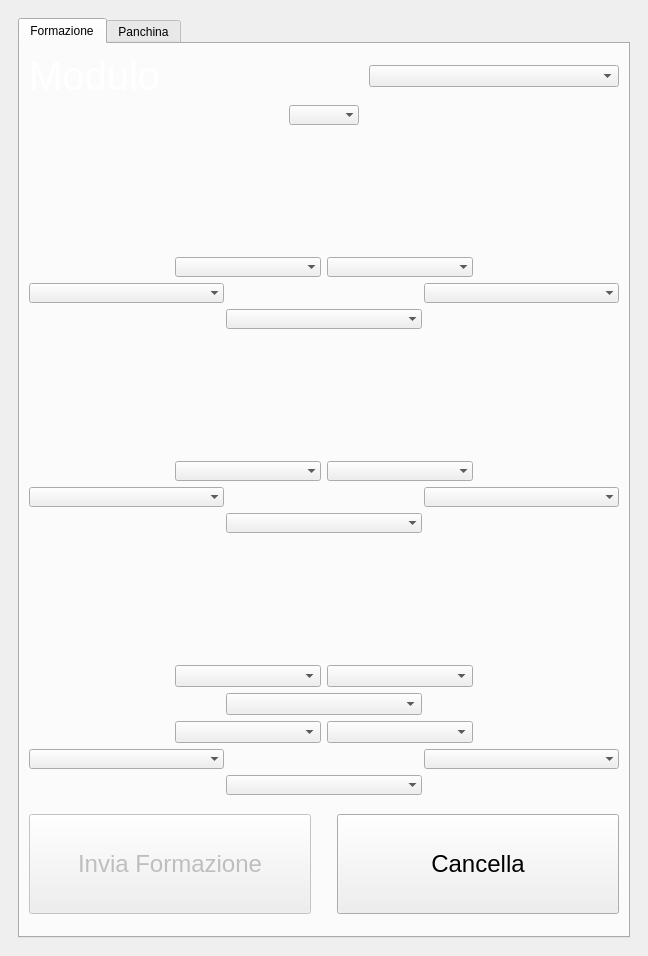
Qt form forms/mainwindow.ui (matteosan1/fantandroid) before a commit.
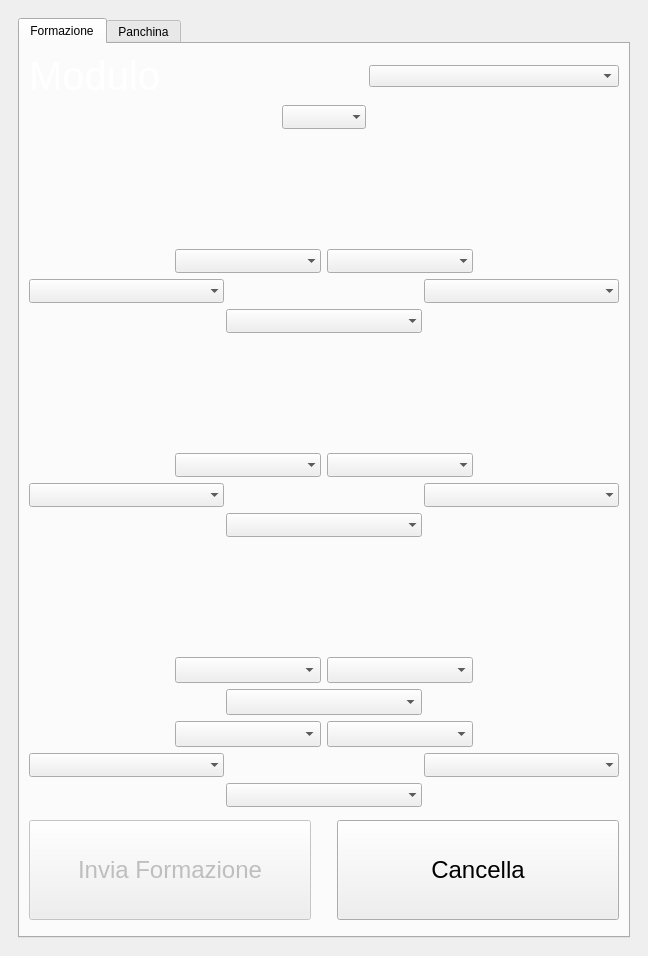
The same form after that commit. The open tabs and pages were chosen to show the change. Icons and pictures are not drawn.

Diff of the .ui file:
```diff
--- a/forms/mainwindow.ui
+++ b/forms/mainwindow.ui
@@ -865,7 +865,7 @@
                   </property>
                   <property name="font">
                    <font>
-                    <pointsize>8</pointsize>
+                    <pointsize>11</pointsize>
                    </font>
                   </property>
                   <property name="editable">
@@ -944,7 +944,7 @@
                   </property>
                   <property name="font">
                    <font>
-                    <pointsize>8</pointsize>
+                    <pointsize>11</pointsize>
                    </font>
                   </property>
                   <property name="editable">
@@ -980,7 +980,7 @@
                   </property>
                   <property name="font">
                    <font>
-                    <pointsize>8</pointsize>
+                    <pointsize>11</pointsize>
                    </font>
                   </property>
                   <property name="editable">
@@ -1033,7 +1033,7 @@
                   </property>
                   <property name="font">
                    <font>
-                    <pointsize>8</pointsize>
+                    <pointsize>11</pointsize>
                    </font>
                   </property>
                   <property name="editable">
@@ -1082,7 +1082,7 @@
                   </property>
                   <property name="font">
                    <font>
-                    <pointsize>8</pointsize>
+                    <pointsize>11</pointsize>
                    </font>
                   </property>
                   <property name="editable">
@@ -1135,7 +1135,7 @@
                   </property>
                   <property name="font">
                    <font>
-                    <pointsize>8</pointsize>
+                    <pointsize>11</pointsize>
                    </font>
                   </property>
                   <property name="editable">
@@ -1214,7 +1214,7 @@
                   </property>
                   <property name="font">
                    <font>
-                    <pointsize>8</pointsize>
+                    <pointsize>11</pointsize>
                    </font>
                   </property>
                   <property name="editable">
@@ -1250,7 +1250,7 @@
                   </property>
                   <property name="font">
                    <font>
-                    <pointsize>8</pointsize>
+                    <pointsize>11</pointsize>
                    </font>
                   </property>
                   <property name="editable">
@@ -1303,7 +1303,7 @@
                   </property>
                   <property name="font">
                    <font>
-                    <pointsize>8</pointsize>
+                    <pointsize>11</pointsize>
                    </font>
                   </property>
                   <property name="editable">
@@ -1352,7 +1352,7 @@
                   </property>
                   <property name="font">
                    <font>
-                    <pointsize>8</pointsize>
+                    <pointsize>11</pointsize>
                    </font>
                   </property>
                   <property name="editable">
@@ -1405,7 +1405,7 @@
                   </property>
                   <property name="font">
                    <font>
-                    <pointsize>8</pointsize>
+                    <pointsize>11</pointsize>
                    </font>
                   </property>
                   <property name="editable">
@@ -1481,7 +1481,7 @@
                   </property>
                   <property name="font">
                    <font>
-                    <pointsize>8</pointsize>
+                    <pointsize>11</pointsize>
                    </font>
                   </property>
                  </widget>
@@ -1508,7 +1508,7 @@
                   </property>
                   <property name="font">
                    <font>
-                    <pointsize>8</pointsize>
+                    <pointsize>11</pointsize>
                    </font>
                   </property>
                  </widget>
@@ -1565,7 +1565,7 @@
                   </property>
                   <property name="font">
                    <font>
-                    <pointsize>8</pointsize>
+                    <pointsize>11</pointsize>
                    </font>
                   </property>
                  </widget>
@@ -1622,7 +1622,7 @@
                   </property>
                   <property name="font">
                    <font>
-                    <pointsize>8</pointsize>
+                    <pointsize>11</pointsize>
                    </font>
                   </property>
                  </widget>
@@ -1649,7 +1649,7 @@
                   </property>
                   <property name="font">
                    <font>
-                    <pointsize>8</pointsize>
+                    <pointsize>11</pointsize>
                    </font>
                   </property>
                  </widget>
@@ -1694,6 +1694,11 @@
                     <height>16777215</height>
                    </size>
                   </property>
+                  <property name="font">
+                   <font>
+                    <pointsize>11</pointsize>
+                   </font>
+                  </property>
                   <property name="editable">
                    <bool>false</bool>
                   </property>
@@ -1738,6 +1743,11 @@
                     <height>16777215</height>
                    </size>
                   </property>
+                  <property name="font">
+                   <font>
+                    <pointsize>11</pointsize>
+                   </font>
+                  </property>
                   <property name="editable">
                    <bool>false</bool>
                   </property>
@@ -1786,6 +1796,11 @@
                     <height>16777215</height>
                    </size>
                   </property>
+                  <property name="font">
+                   <font>
+                    <pointsize>11</pointsize>
+                   </font>
+                  </property>
                   <property name="editable">
                    <bool>false</bool>
                   </property>
```
